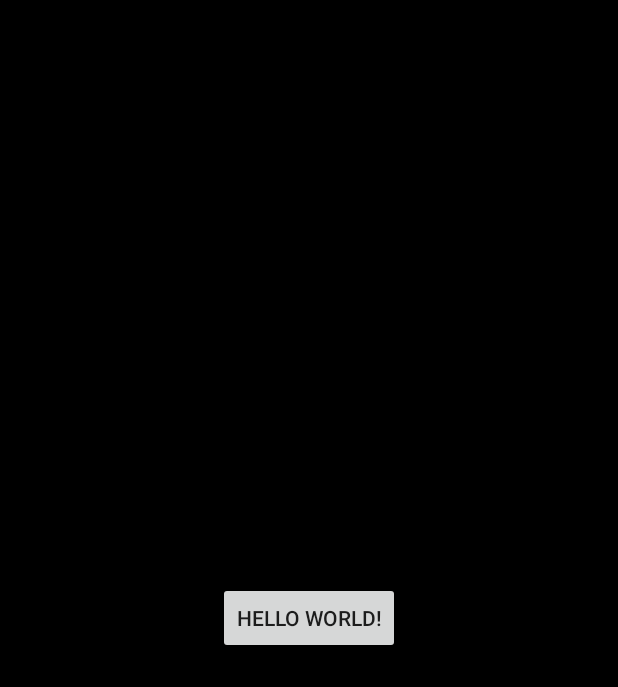
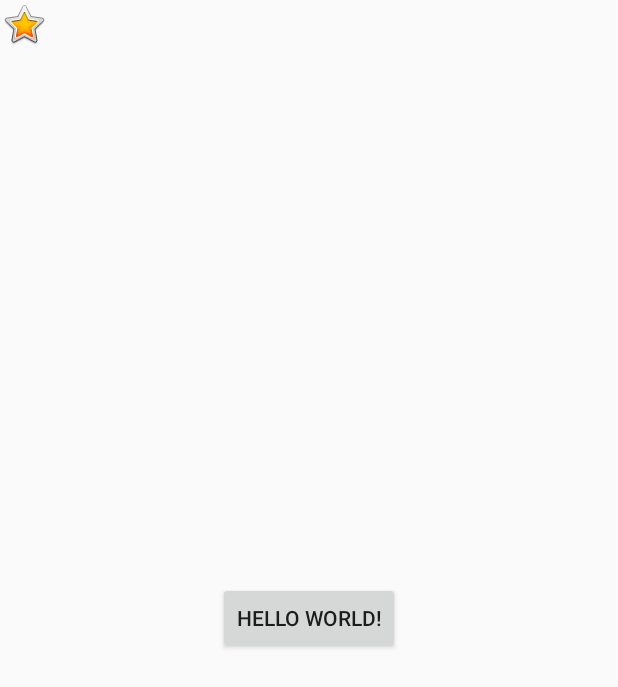
Before and after one commit to dulieu2510/bai7, an Android app: the screen it shows after launch (MainActivity), on a phone screen of 412 x 824 dp. Shown: the top 687 px of the screen. Run offline under Robolectric (Android 15) with nearby library versions, the phone set to English and light mode, and no system bars; 1 statement that could not run was skipped.

Commit message:
lam viec voi translate di chuyen image view

```diff
--- a/app/src/main/java/a20181110/bai7/MainActivity.java
+++ b/app/src/main/java/a20181110/bai7/MainActivity.java
@@ -5,8 +5,11 @@ import android.content.Intent;
 import android.support.v7.app.AppCompatActivity;
 import android.os.Bundle;
 import android.view.View;
+import android.view.animation.Animation;
+import android.view.animation.AnimationUtils;
 import android.widget.Button;
 import android.widget.EditText;
+import android.widget.ImageView;
 
 public class MainActivity extends Activity {
    Button bt1;
@@ -15,12 +18,22 @@ public class MainActivity extends Activity {
         super.onCreate(savedInstanceState);
         setContentView(R.layout.activity_main);
         bt1 = (Button) findViewById(R.id.bt);
+        ImageView img1 = (ImageView) findViewById(R.id.img1);
+        final Animation ani = AnimationUtils.loadAnimation(this,R.anim.animation_translate);
+        img1.setOnClickListener(new View.OnClickListener() {
+            @Override
+            public void onClick(View v) {
+                v.startAnimation(ani);
+            }
+        });
         bt1.setOnClickListener(new View.OnClickListener() {
             @Override
             public void onClick(View v) {
                 Intent intt = new Intent(MainActivity.this,trang2.class );
+
                // intt.putExtra("ten","chuoi mac dinh");
                 startActivity(intt);
+               overridePendingTransition(R.anim.vao,R.anim.ra);
             }
         });
     }
--- a/app/src/main/res/layout/activity_main.xml
+++ b/app/src/main/res/layout/activity_main.xml
@@ -5,7 +5,7 @@
     android:layout_width="match_parent"
     android:layout_height="match_parent"
     tools:context=".MainActivity"
-    android:background="#000"
+
     >
 
     <Button
@@ -18,4 +18,13 @@
         app:layout_constraintRight_toRightOf="parent"
         app:layout_constraintTop_toTopOf="parent" />
 
+    <ImageView
+        android:id="@+id/img1"
+        app:srcCompat="@android:drawable/btn_star_big_on"
+        android:layout_width="wrap_content"
+        android:layout_height="wrap_content"
+        android:layout_weight="1"
+        android:background="@android:drawable/btn_star_big_on"
+        />
+
 </android.support.constraint.ConstraintLayout>
--- a/app/src/main/res/values/strings.xml
+++ b/app/src/main/res/values/strings.xml
@@ -1,3 +1,4 @@
 <resources>
     <string name="app_name">bai7</string>
+    <string name="todo">TODO</string>
 </resources>
```
Also changed, not shown: app/src/main/res/layout/layoutgtrang2.xml (+8 -7 lines).
